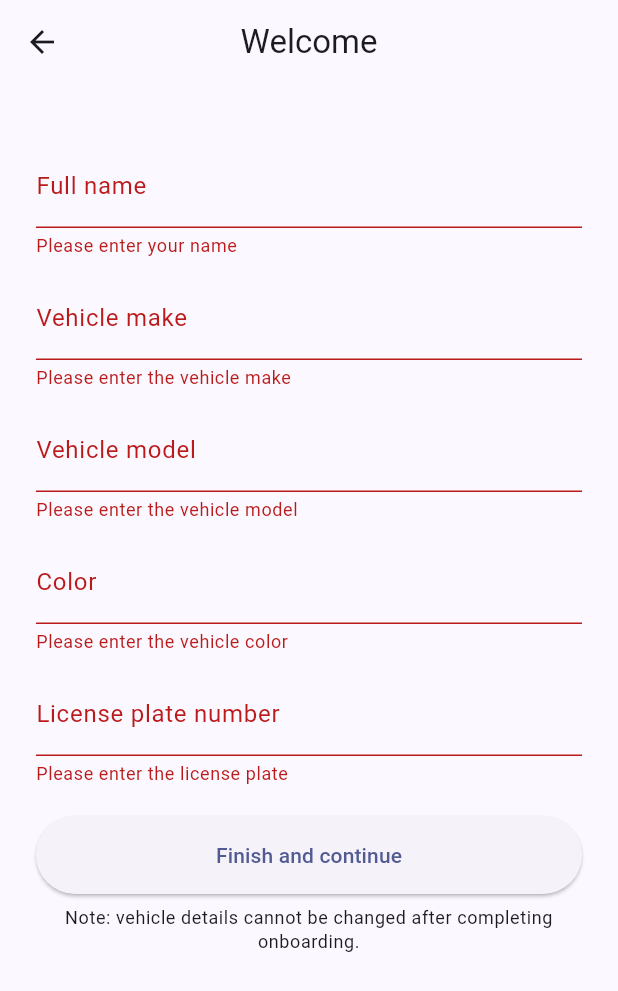
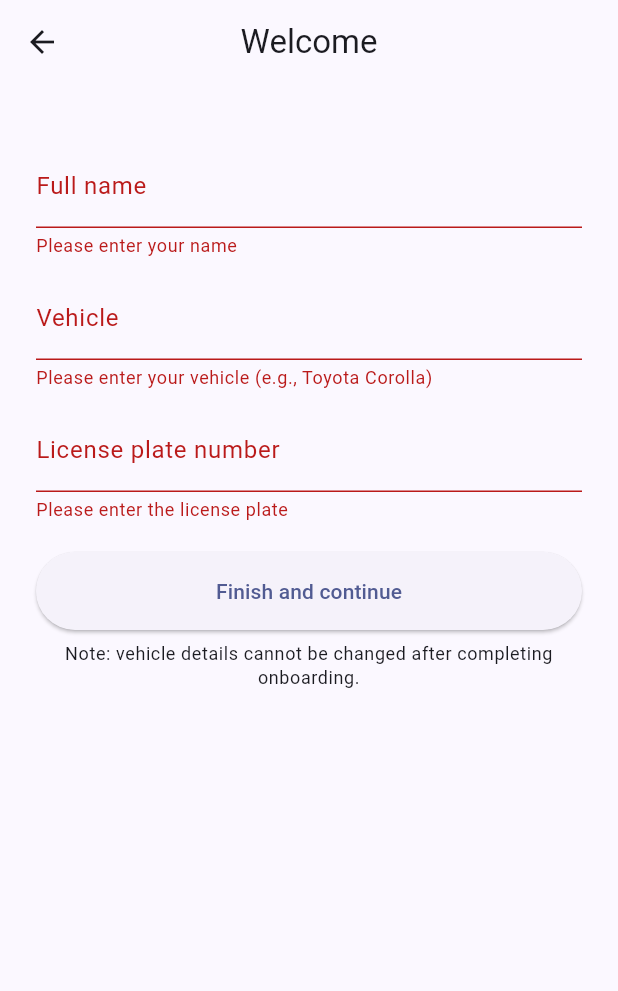
Before and after one commit to yangakandeni/carlet, a Flutter app: the OnboardingScreen screen opened by its route, after a tap on "Finish and continue", on a phone screen of 412 x 824 dp. Shown: the top 991 px of the screen. Run offline on Flutter 3.47's test engine with Material 3 defaults, Android fonts, the light colour scheme and no system bars; our stand-ins replace another_flushbar, cloud_firestore, firebase_auth, firebase_core, firebase_messaging, firebase_storage and 3 more; accounts and stored records are empty.

Commit message:
refactor: Remove any reference to the vehicle color
The vehicle color has become redundant and is no longer
required.

```diff
--- a/lib/models/user_model.dart
+++ b/lib/models/user_model.dart
@@ -6,7 +6,6 @@ class AppUser {
   final String? carPlate;
   final String? carModel;
   final String? carMake;
-  final String? carColor;
   final String? photoUrl;
   final String? deviceToken;
   final bool onboardingComplete;
@@ -19,7 +18,6 @@ class AppUser {
     this.carPlate,
     this.carModel,
     this.carMake,
-    this.carColor,
     this.photoUrl,
     this.deviceToken,
     this.onboardingComplete = false,
@@ -32,7 +30,6 @@ class AppUser {
         'carPlate': carPlate,
     'carModel': carModel,
     'carMake': carMake,
-    'carColor': carColor,
         'photoUrl': photoUrl,
         'deviceToken': deviceToken,
     'onboardingComplete': onboardingComplete,
@@ -48,7 +45,6 @@ class AppUser {
       carPlate: map['carPlate'] as String?,
       carModel: map['carModel'] as String?,
       carMake: map['carMake'] as String?,
-      carColor: map['carColor'] as String?,
       photoUrl: map['photoUrl'] as String?,
       deviceToken: map['deviceToken'] as String?,
       onboardingComplete: map['onboardingComplete'] is bool
--- a/lib/screens/auth/onboarding_screen.dart
+++ b/lib/screens/auth/onboarding_screen.dart
@@ -16,9 +16,7 @@ class OnboardingScreen extends StatefulWidget {
 class _OnboardingScreenState extends State<OnboardingScreen> {
   final _formKey = GlobalKey<FormState>();
   final _nameCtrl = TextEditingController();
-  final _makeCtrl = TextEditingController();
-  final _modelCtrl = TextEditingController();
-  final _colorCtrl = TextEditingController();
+  final _vehicleCtrl = TextEditingController();
   final _plateCtrl = TextEditingController();
   bool _loading = false;
   String? _error;
@@ -43,9 +41,7 @@ class _OnboardingScreenState extends State<OnboardingScreen> {
   @override
   void dispose() {
     _nameCtrl.dispose();
-    _makeCtrl.dispose();
-    _modelCtrl.dispose();
-    _colorCtrl.dispose();
+    _vehicleCtrl.dispose();
     _plateCtrl.dispose();
     super.dispose();
   }
@@ -57,11 +53,16 @@ class _OnboardingScreenState extends State<OnboardingScreen> {
       _error = null;
     });
     try {
+      // Parse vehicle input into make and model
+      final vehicleText = _vehicleCtrl.text.trim();
+      final parts = vehicleText.split(' ');
+      final carMake = parts.isNotEmpty ? parts[0] : '';
+      final carModel = parts.length > 1 ? parts.sublist(1).join(' ') : '';
+
       await context.read<AuthService>().completeOnboarding(
             name: _nameCtrl.text.trim(),
-            carMake: _makeCtrl.text.trim(),
-            carModel: _modelCtrl.text.trim(),
-            carColor: _colorCtrl.text.trim(),
+            carMake: carMake,
+            carModel: carModel,
             carPlate: _plateCtrl.text.trim(),
           );
       if (!mounted) return;
@@ -101,29 +102,21 @@ class _OnboardingScreenState extends State<OnboardingScreen> {
               ),
               const SizedBox(height: 12),
               TextFormField(
-                controller: _makeCtrl,
-                decoration: const InputDecoration(labelText: 'Vehicle make'),
-                validator: (v) => (v == null || v.trim().isEmpty)
-                    ? 'Please enter the vehicle make'
-                    : null,
-                textInputAction: TextInputAction.next,
-              ),
-              const SizedBox(height: 12),
-              TextFormField(
-                controller: _modelCtrl,
-                decoration: const InputDecoration(labelText: 'Vehicle model'),
-                validator: (v) => (v == null || v.trim().isEmpty)
-                    ? 'Please enter the vehicle model'
-                    : null,
-                textInputAction: TextInputAction.next,
-              ),
-              const SizedBox(height: 12),
-              TextFormField(
-                controller: _colorCtrl,
-                decoration: const InputDecoration(labelText: 'Color'),
-                validator: (v) => (v == null || v.trim().isEmpty)
-                    ? 'Please enter the vehicle color'
-                    : null,
+                controller: _vehicleCtrl,
+                decoration: const InputDecoration(
+                  labelText: 'Vehicle',
+                  hintText: 'e.g., Toyota Corolla',
+                ),
+                validator: (v) {
+                  if (v == null || v.trim().isEmpty) {
+                    return 'Please enter your vehicle (e.g., Toyota Corolla)';
+                  }
+                  final parts = v.trim().split(' ');
+                  if (parts.length < 2) {
+                    return 'Please enter both make and model (e.g., Toyota Corolla)';
+                  }
+                  return null;
+                },
                 textInputAction: TextInputAction.next,
               ),
               const SizedBox(height: 12),
--- a/lib/screens/profile/profile_screen.dart
+++ b/lib/screens/profile/profile_screen.dart
@@ -144,7 +144,6 @@ class _ProfileScreenState extends State<ProfileScreen> {
               const SizedBox(height: 8),
               Text('Make: ${user.carMake ?? "-"}'),
               Text('Model: ${user.carModel ?? "-"}'),
-              Text('Color: ${user.carColor ?? "-"}'),
               Text('Plate: ${user.carPlate ?? "-"}'),
               const SizedBox(height: 24),
               ElevatedButton(
--- a/lib/services/auth_service.dart
+++ b/lib/services/auth_service.dart
@@ -92,7 +92,7 @@ class AuthService extends ChangeNotifier {
   }
 
   /// Update user profile fields that are allowed to change after onboarding.
-  /// Vehicle fields (carMake/carModel/carColor/carPlate) must not be
+  /// Vehicle fields (carMake/carModel/carPlate) must not be
   /// updated through this method to respect immutability rules.
   Future<AppUser> updateProfile({String? name, String? email, String? photoUrl}) async {
     final fbUser = _auth.currentUser;
@@ -220,7 +220,6 @@ class AuthService extends ChangeNotifier {
     required String name,
     required String carMake,
     required String carModel,
-    required String carColor,
     required String carPlate,
   }) async {
     final fbUser = _auth.currentUser;
@@ -237,7 +236,6 @@ class AuthService extends ChangeNotifier {
       'name': name,
       'carMake': carMake,
       'carModel': carModel,
-      'carColor': carColor,
       // Normalize license plate to uppercase without spaces to match
       // how reports store licensePlate (normalized in ReportService).
       'carPlate': carPlate.toUpperCase().replaceAll(' ', ''),
```
Also changed, not shown: 12 other files.
